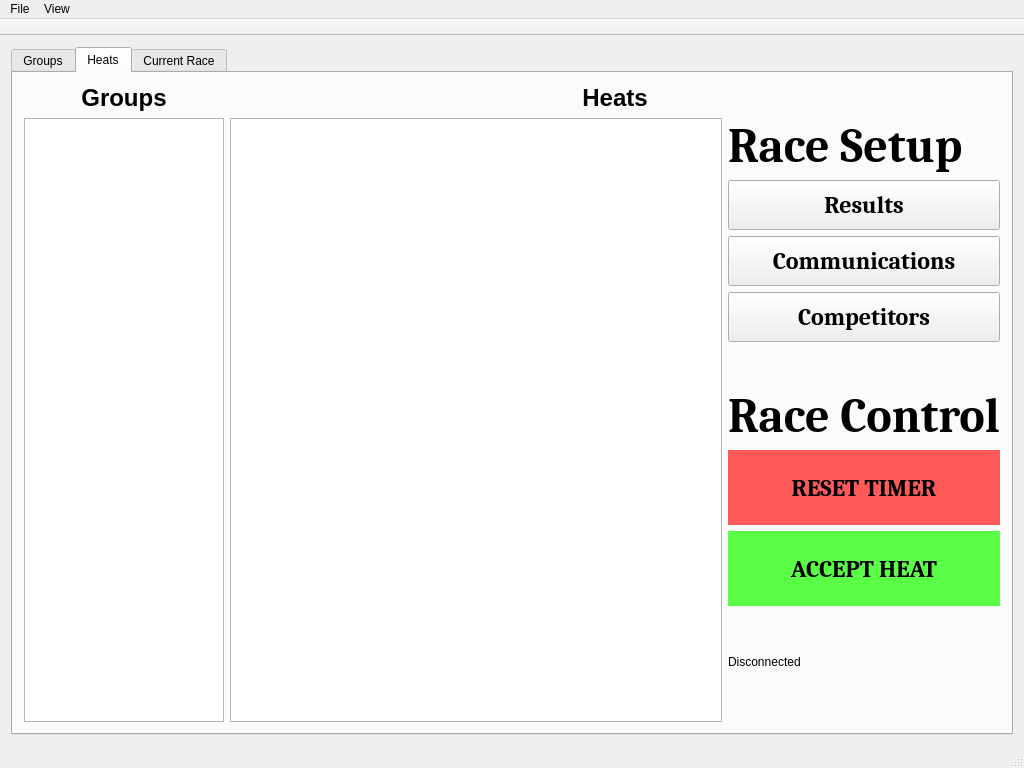
First picture: the form in Python/mainwindow.ui, repository jpswensen/SunnysidePWDTimer, before the edit.
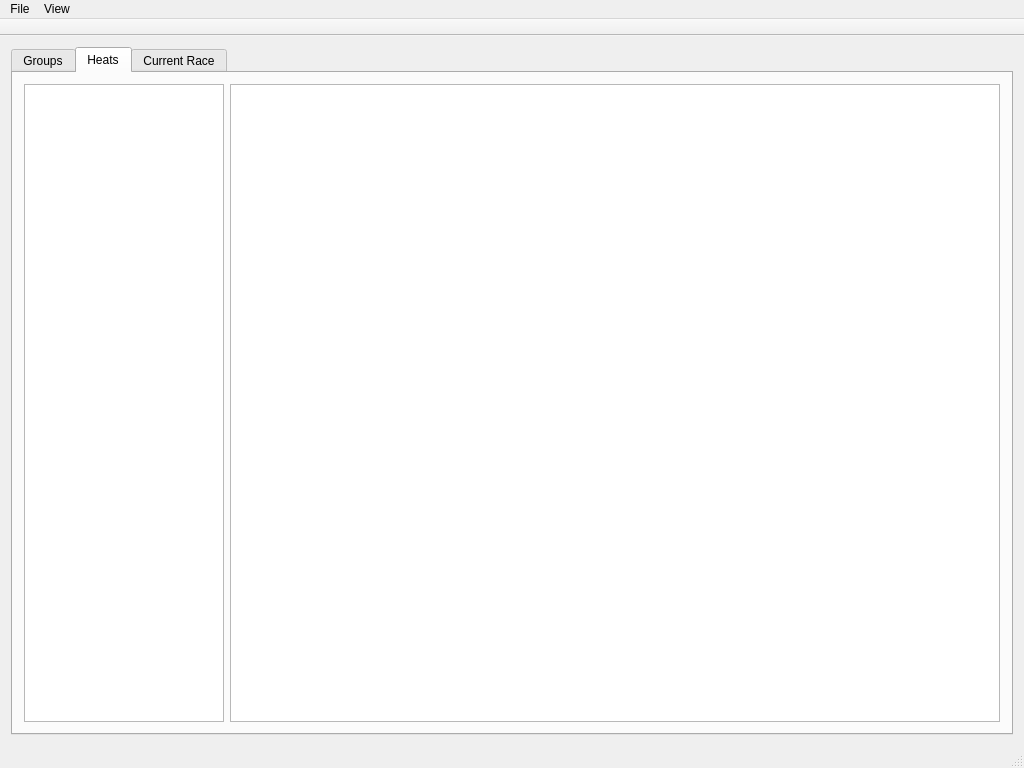
Second picture: the form after the edit. The open tabs and pages were chosen to show the change. Icons and pictures are not drawn.

Commit message: A few steps forward on the new UI

Diff of the .ui file:
```diff
--- a/Python/mainwindow.ui
+++ b/Python/mainwindow.ui
@@ -136,248 +136,19 @@
         <string>Heats</string>
        </attribute>
        <layout class="QGridLayout" name="gridLayout_5">
-        <item row="1" column="1">
+        <item row="0" column="1">
          <layout class="QGridLayout" name="gridLayout_4">
-          <item row="0" column="1">
-           <layout class="QVBoxLayout" name="verticalLayout_2">
-            <property name="sizeConstraint">
-             <enum>QLayout::SetFixedSize</enum>
-            </property>
-            <item>
-             <widget class="QLabel" name="raceSetupLabel">
-              <property name="sizePolicy">
-               <sizepolicy hsizetype="Preferred" vsizetype="Preferred">
-                <horstretch>0</horstretch>
-                <verstretch>0</verstretch>
-               </sizepolicy>
-              </property>
-              <property name="maximumSize">
-               <size>
-                <width>16777215</width>
-                <height>16777215</height>
-               </size>
-              </property>
-              <property name="font">
-               <font>
-                <family>Cambria</family>
-                <pointsize>36</pointsize>
-                <weight>75</weight>
-                <bold>true</bold>
-               </font>
-              </property>
-              <property name="text">
-               <string>Race Setup</string>
-              </property>
-             </widget>
-            </item>
-            <item>
-             <widget class="QPushButton" name="resultsButton">
-              <property name="minimumSize">
-               <size>
-                <width>0</width>
-                <height>50</height>
-               </size>
-              </property>
-              <property name="font">
-               <font>
-                <family>Cambria</family>
-                <pointsize>18</pointsize>
-                <weight>75</weight>
-                <bold>true</bold>
-               </font>
-              </property>
-              <property name="text">
-               <string>Results</string>
-              </property>
-             </widget>
-            </item>
-            <item>
-             <widget class="QPushButton" name="commsButton">
-              <property name="enabled">
-               <bool>true</bool>
-              </property>
-              <property name="minimumSize">
-               <size>
-                <width>0</width>
-                <height>50</height>
-               </size>
-              </property>
-              <property name="font">
-               <font>
-                <family>Cambria</family>
-                <pointsize>18</pointsize>
-                <weight>75</weight>
-                <bold>true</bold>
-               </font>
-              </property>
-              <property name="text">
-               <string>Communications</string>
-              </property>
-             </widget>
-            </item>
-            <item>
-             <widget class="QPushButton" name="competitorsButton">
-              <property name="minimumSize">
-               <size>
-                <width>0</width>
-                <height>50</height>
-               </size>
-              </property>
-              <property name="font">
-               <font>
-                <family>Cambria</family>
-                <pointsize>18</pointsize>
-                <weight>75</weight>
-                <bold>true</bold>
-               </font>
-              </property>
-              <property name="text">
-               <string>Competitors</string>
-              </property>
-             </widget>
-            </item>
-            <item>
-             <spacer name="verticalSpacer">
-              <property name="orientation">
-               <enum>Qt::Vertical</enum>
-              </property>
-              <property name="sizeType">
-               <enum>QSizePolicy::Preferred</enum>
-              </property>
-              <property name="sizeHint" stdset="0">
-               <size>
-                <width>20</width>
-                <height>40</height>
-               </size>
-              </property>
-             </spacer>
-            </item>
-            <item>
-             <layout class="QVBoxLayout" name="verticalLayout">
-              <item>
-               <widget class="QLabel" name="raceControlLabel">
-                <property name="font">
-                 <font>
-                  <family>Cambria</family>
-                  <pointsize>36</pointsize>
-                  <weight>75</weight>
-                  <bold>true</bold>
-                 </font>
-                </property>
-                <property name="text">
-                 <string>Race Control</string>
-                </property>
-               </widget>
-              </item>
-              <item>
-               <widget class="QPushButton" name="resetButton">
-                <property name="enabled">
-                 <bool>true</bool>
-                </property>
-                <property name="sizePolicy">
-                 <sizepolicy hsizetype="Minimum" vsizetype="Fixed">
-                  <horstretch>0</horstretch>
-                  <verstretch>0</verstretch>
-                 </sizepolicy>
-                </property>
-                <property name="minimumSize">
-                 <size>
-                  <width>0</width>
-                  <height>75</height>
-                 </size>
-                </property>
-                <property name="maximumSize">
-                 <size>
-                  <width>16777215</width>
-                  <height>16777215</height>
-                 </size>
-                </property>
-                <property name="font">
-                 <font>
-                  <family>Cambria</family>
-                  <pointsize>18</pointsize>
-                  <weight>75</weight>
-                  <bold>true</bold>
-                 </font>
-                </property>
-                <property name="styleSheet">
-                 <string notr="true">background-color: rgba(255, 50, 50, 0.8); border: none;</string>
-                </property>
-                <property name="text">
-                 <string>RESET TIMER</string>
-                </property>
-               </widget>
-              </item>
-              <item>
-               <widget class="QPushButton" name="acceptButton">
-                <property name="minimumSize">
-                 <size>
-                  <width>0</width>
-                  <height>75</height>
-                 </size>
-                </property>
-                <property name="font">
-                 <font>
-                  <family>Cambria</family>
-                  <pointsize>18</pointsize>
-                  <weight>75</weight>
-                  <bold>true</bold>
-                 </font>
-                </property>
-                <property name="styleSheet">
-                 <string notr="true">background-color: rgba(50, 255, 25, 0.8); border: none;</string>
-                </property>
-                <property name="text">
-                 <string>ACCEPT HEAT</string>
-                </property>
-               </widget>
-              </item>
-              <item>
-               <widget class="QLabel" name="stateLabel">
-                <property name="maximumSize">
-                 <size>
-                  <width>209</width>
-                  <height>16777215</height>
-                 </size>
-                </property>
-                <property name="font">
-                 <font>
-                  <pointsize>24</pointsize>
-                 </font>
-                </property>
-                <property name="text">
-                 <string/>
-                </property>
-               </widget>
-              </item>
-              <item>
-               <widget class="QLabel" name="connectionLabel">
-                <property name="text">
-                 <string>Disconnected</string>
-                </property>
-               </widget>
-              </item>
-              <item>
-               <spacer name="verticalSpacer_2">
-                <property name="orientation">
-                 <enum>Qt::Vertical</enum>
-                </property>
-                <property name="sizeType">
-                 <enum>QSizePolicy::Expanding</enum>
-                </property>
-                <property name="sizeHint" stdset="0">
-                 <size>
-                  <width>20</width>
-                  <height>40</height>
-                 </size>
-                </property>
-               </spacer>
-              </item>
-             </layout>
-            </item>
-           </layout>
-          </item>
           <item row="0" column="0">
+           <widget class="QTreeView" name="heatsGroupTreeView">
+            <property name="maximumSize">
+             <size>
+              <width>200</width>
+              <height>16777215</height>
+             </size>
+            </property>
+           </widget>
+          </item>
+          <item row="0" column="1">
            <widget class="QTableView" name="heatsTableView">
             <property name="enabled">
              <bool>true</bool>
@@ -415,50 +186,6 @@
           </item>
          </layout>
         </item>
-        <item row="1" column="0">
-         <widget class="QTreeView" name="treeView">
-          <property name="maximumSize">
-           <size>
-            <width>200</width>
-            <height>16777215</height>
-           </size>
-          </property>
-         </widget>
-        </item>
-        <item row="0" column="0">
-         <widget class="QLabel" name="label_2">
-          <property name="font">
-           <font>
-            <pointsize>18</pointsize>
-            <weight>75</weight>
-            <bold>true</bold>
-           </font>
-          </property>
-          <property name="text">
-           <string>Groups</string>
-          </property>
-          <property name="alignment">
-           <set>Qt::AlignCenter</set>
-          </property>
-         </widget>
-        </item>
-        <item row="0" column="1">
-         <widget class="QLabel" name="label_3">
-          <property name="font">
-           <font>
-            <pointsize>18</pointsize>
-            <weight>75</weight>
-            <bold>true</bold>
-           </font>
-          </property>
-          <property name="text">
-           <string>Heats</string>
-          </property>
-          <property name="alignment">
-           <set>Qt::AlignCenter</set>
-          </property>
-         </widget>
-        </item>
        </layout>
       </widget>
       <widget class="QWidget" name="raceTab">
```
Left out of the diff: 26 changed lines with no effect on the pictures. The commit also changes 2 other files.
